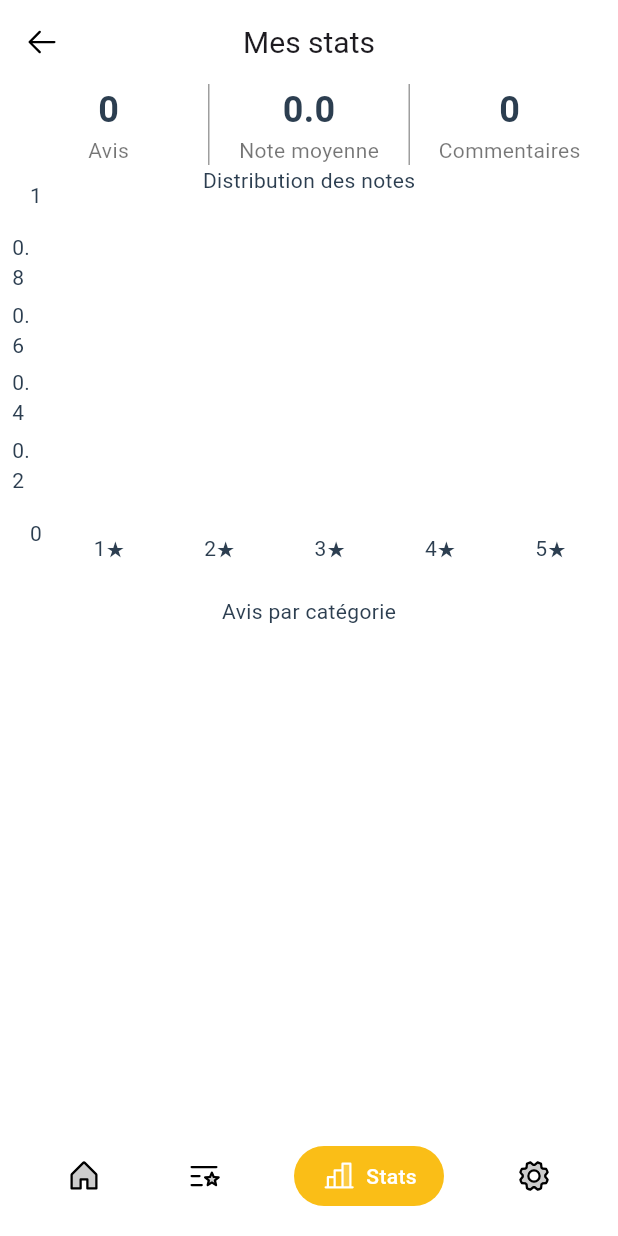
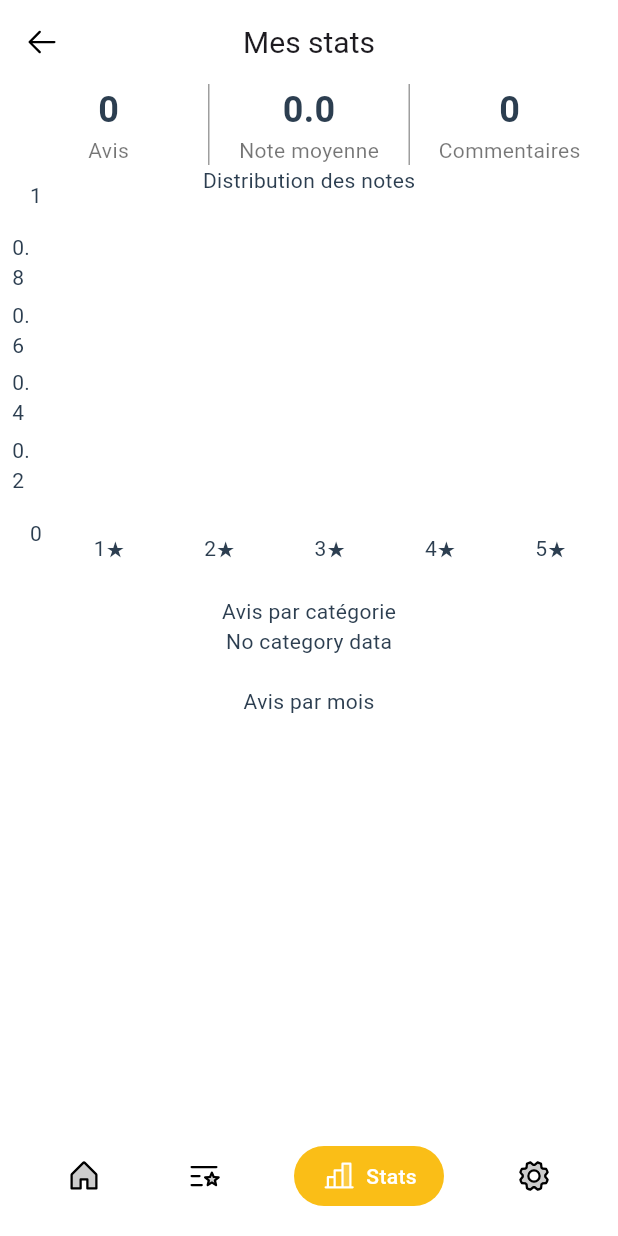
Before and after one commit to Alwil17/rate-master, a Flutter app: the MyStatsScreen screen opened by its route, on a phone screen of 412 x 824 dp. Run offline on Flutter 3.47's test engine with Material 3 defaults, Android fonts, the phone set to English and light mode, and no system bars; drawn by our look-alikes of fl_chart; our stand-ins replace flutter_easyloading, go_router, phosphor_flutter, shared_preferences; accounts and stored records are empty; generated files the repository leaves out were written again.

Commit message:
Applyied CategoryPieChart to stats screen

```diff
--- a/lib/screens/stats/my_stats_screen.dart
+++ b/lib/screens/stats/my_stats_screen.dart
@@ -3,8 +3,10 @@ import 'package:flutter_gen/gen_l10n/app_localizations.dart';
 import 'package:phosphor_flutter/phosphor_flutter.dart';
 import 'package:provider/provider.dart';
 import 'package:rate_master/providers/auth_provider.dart';
+import 'package:rate_master/providers/item_provider.dart';
 import 'package:rate_master/providers/rating_provider.dart';
 import 'package:rate_master/screens/profile/widgets/stats_summary.dart';
+import 'package:rate_master/screens/stats/widgets/category_pie_chart.dart';
 import 'package:rate_master/screens/stats/widgets/rating_histogram.dart';
 import 'package:rate_master/shared/constants/constants.dart';
 import 'package:rate_master/shared/widgets/expanding_bottom_nav.dart';
@@ -65,12 +67,12 @@ class _MyStatsScreenState extends State<MyStatsScreen> {
           const SizedBox(height: 20),
           // 2. Répartition catégories
           Text("Avis par catégorie"),
-          /*CategoryPieChart(data: stats.byCategory),
+          CategoryPieChart(reviews: Provider.of<RatingProvider>(context).userReviews, items: Provider.of<ItemProvider>(context).items),
 
           const SizedBox(height: 20),
           // 3. Évolution
           Text("Avis par mois"),
-          ReviewsLineChart(data: stats.overTime),
+          /*ReviewsLineChart(data: stats.overTime),
 
           const SizedBox(height: 20),
           // 4. Avis récents
```
